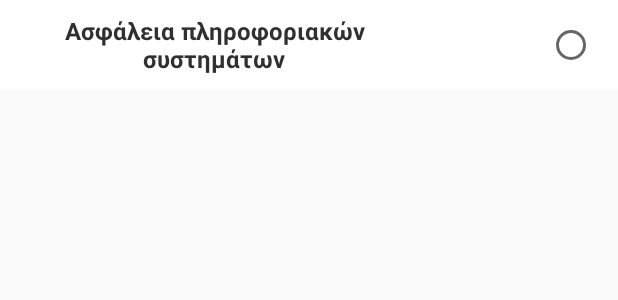
After one commit to AegeanHawks/MobileIcarus, an Android app: the layout course_register_layout.xml on its own in the app's theme, with its tools: preview values and no code run, on a phone screen of 412 x 824 dp. The commit adds this screen. Shown: the top 300 px of the screen. Run offline under Robolectric (Android 15) with nearby library versions, the phone set to English and light mode, and no system bars.

Commit message:
Added course register GUI

```diff
--- /dev/null
+++ b/app/src/main/res/layout/course_register_layout.xml
@@ -0,0 +1,34 @@
+<?xml version="1.0" encoding="utf-8"?>
+<RelativeLayout xmlns:android="http://schemas.android.com/apk/res/android"
+    android:id="@+id/navigation_layout_row_item"
+    android:layout_width="match_parent"
+    android:layout_height="60dp"
+    android:background="@color/grade_item" >
+
+    <TextView
+        android:text="Ασφάλεια πληροφοριακών συστημάτων"
+        android:singleLine="false"
+        android:id="@+id/Grade_Title"
+        android:layout_width="270dp"
+        android:layout_height="60dp"
+        android:maxLines="2"
+        android:minHeight="?android:attr/listPreferredItemHeightSmall"
+        android:textAppearance="?android:attr/textAppearanceListItemSmall"
+        android:textColor="@color/grade_title"
+        android:textStyle="bold"
+        android:layout_alignParentLeft="true"
+        android:layout_alignParentStart="true"
+        android:paddingLeft="@dimen/grade_item_left_padding"
+        android:gravity="center"
+        android:layout_centerInParent="true"
+        />
+    <RadioButton android:id="@+id/radio_course_register"
+        android:layout_width="wrap_content"
+        android:layout_height="wrap_content"
+        android:gravity="top"
+        android:layout_alignParentRight="true"
+        android:layout_alignParentEnd="true"
+        android:layout_centerInParent="true"
+        android:paddingRight="@dimen/grade_item_left_padding"/>
+
+</RelativeLayout>
--- a/app/src/main/res/layout/fragment_course_register.xml
+++ b/app/src/main/res/layout/fragment_course_register.xml
@@ -9,4 +9,18 @@
         android:text="Δεν έχει ξεκινήσει ακόμη η δήλωση μαθημάτων"
         android:layout_gravity="center" />
 
+    <!--<ListView xmlns:android="http://schemas.android.com/apk/res/android"
+        xmlns:tools="http://schemas.android.com/tools"
+        android:layout_width="match_parent"
+        android:id="@+id/course_register_listview"
+        android:layout_height="match_parent"
+        android:layout_gravity="start"
+        android:choiceMode="singleChoice"
+        android:divider="@color/list_divider_grades"
+        android:dividerHeight="1dp"
+        android:listSelector="@drawable/list_selector"
+        android:background="@color/list_grade"
+        tools:context="gr.rambou.myicarus.Grades">
+    </ListView>-->
+
 </FrameLayout>
```
